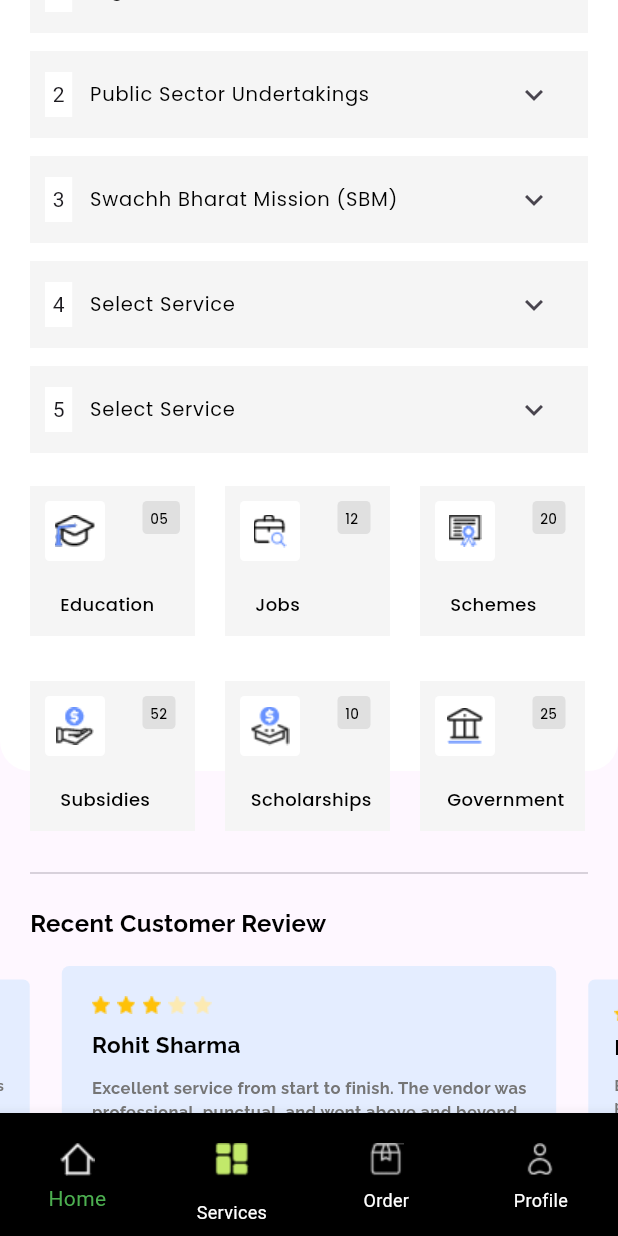
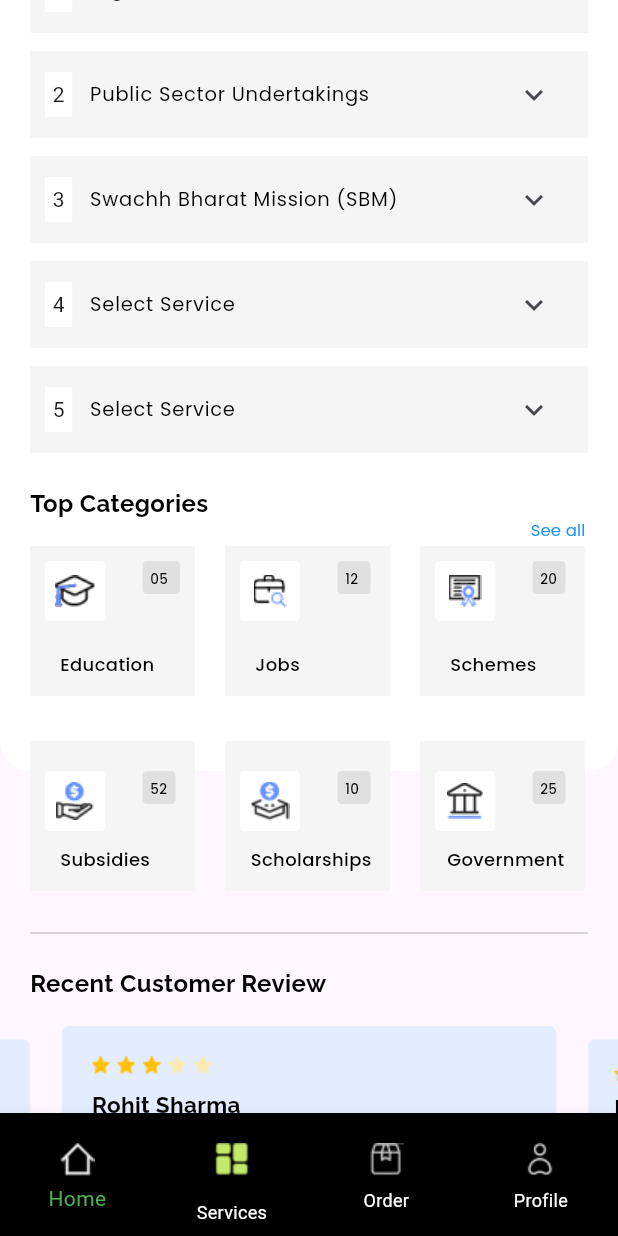
Before and after one commit to KewalramaniDev/ex3flutter, a Flutter app: the Services screen opened directly, scrolled down 576 dp, on a phone screen of 412 x 824 dp. Run offline on Flutter 3.47's test engine with Material 3 defaults, Android fonts, the phone set to English and light mode, and no system bars; drawn by our look-alikes of carousel_slider; our stand-ins replace dotted_line, flutter_otp_text_field; missing offline and left inert: dart:ffi.

Commit message:
First Commit

```diff
--- a/lib/Services.dart
+++ b/lib/Services.dart
@@ -389,44 +389,83 @@ class _ServicesState extends State<Services> {
         )
 
       ),
+
       Container(
-        margin: const EdgeInsets.fromLTRB(20,900,20,0),
+          margin: const EdgeInsets.fromLTRB(20,900, 35, 20),
+          child: Text(
+            'Top Categories',
+            style: TextStyle(color: Colors.black,
+                // fontStyle: FontStyle.Raleway,
+                fontWeight: FontWeight.bold,
+                fontFamily:'Raleway',
+                fontSize: 16.0),
+          )
+
+      ),
+      Container(
+          margin: const EdgeInsets.fromLTRB(340,905,0, 20),
+          child: TextButton(
+            child: Text(
+              "See all",
+              style: TextStyle(fontSize: 11,fontWeight: FontWeight.w400,
+                fontFamily:'Poppins',),
+
+            ),
+            onPressed: () {
+              Navigator.push(
+                  context,
+                  MaterialPageRoute(builder: (context) =>  SignUpPage()));
+            },
+            style: TextButton.styleFrom(
+              foregroundColor: Colors.blue,
+            ),
+          ),
+
+      ),
+
+
+
+
+
+
+      Container(
+        margin: const EdgeInsets.fromLTRB(20,940,20,0),
         color: Colors.grey[100],
         height: 100,
         width: 110,
       ),
       Container(
-        margin: const EdgeInsets.fromLTRB(20,1030,20,0),
+        margin: const EdgeInsets.fromLTRB(20,1070,20,0),
         color: Colors.grey[100],
         height: 100,
         width: 110,
       ),
       Container(
-        margin: const EdgeInsets.fromLTRB(150,900,20,0),
+        margin: const EdgeInsets.fromLTRB(150,940,20,0),
         color: Colors.grey[100],
         height: 100,
         width: 110,
       ),
       Container(
-        margin: const EdgeInsets.fromLTRB(150,1030,20,0),
+        margin: const EdgeInsets.fromLTRB(150,1070,20,0),
         color: Colors.grey[100],
         height: 100,
         width: 110,
       ),
       Container(
-        margin: const EdgeInsets.fromLTRB(280,900,20,0),
+        margin: const EdgeInsets.fromLTRB(280,940,20,0),
         color: Colors.grey[100],
         height: 100,
         width: 110,
       ),
       Container(
-        margin: const EdgeInsets.fromLTRB(280,1030,20,0),
+        margin: const EdgeInsets.fromLTRB(280,1070,20,0),
         color: Colors.grey[100],
         height: 100,
         width: 110,
       ),
       Container(
-          margin: const EdgeInsets.fromLTRB(40,970, 35, 20),
+          margin: const EdgeInsets.fromLTRB(40,1010, 35, 20),
           child: Text(
             'Education',
             style: TextStyle(color: Colors.black,
@@ -438,7 +477,7 @@ class _ServicesState extends State<Services> {
 
       ),
       Container(
-          margin: const EdgeInsets.fromLTRB(170,970, 35, 20),
+          margin: const EdgeInsets.fromLTRB(170,1010, 35, 20),
           child: Text(
             'Jobs',
             style: TextStyle(color: Colors.black,
@@ -450,7 +489,7 @@ class _ServicesState extends State<Services> {
 
       ),
       Container(
-          margin: const EdgeInsets.fromLTRB(300,970, 35, 20),
+          margin: const EdgeInsets.fromLTRB(300,1010, 35, 20),
           child: Text(
             'Schemes',
             style: TextStyle(color: Colors.black,
@@ -462,7 +501,7 @@ class _ServicesState extends State<Services> {
 
       ),
       Container(
-          margin: const EdgeInsets.fromLTRB(40,1100, 35, 20),
+          margin: const EdgeInsets.fromLTRB(40,1140, 35, 20),
           child: Text(
             'Subsidies',
             style: TextStyle(color: Colors.black,
@@ -474,7 +513,7 @@ class _ServicesState extends State<Services> {
 
       ),
       Container(
-          margin: const EdgeInsets.fromLTRB(167,1100, 35, 20),
+          margin: const EdgeInsets.fromLTRB(167,1140, 35, 20),
           child: Text(
             'Scholarships',
             style: TextStyle(color: Colors.black,
@@ -486,7 +525,7 @@ class _ServicesState extends State<Services> {
 
       ),
       Container(
-          margin: const EdgeInsets.fromLTRB(298,1100, 35, 20),
+          margin: const EdgeInsets.fromLTRB(298,1140, 35, 20),
           child: Text(
             'Government',
             style: TextStyle(color: Colors.black,
@@ -499,7 +538,7 @@ class _ServicesState extends State<Services> {
       ),
 
       Container(
-          margin: const EdgeInsets.fromLTRB(95,910,0,0),
+          margin: const EdgeInsets.fromLTRB(95,950,0,0),
           height: 22,
           width: 25,
           decoration: BoxDecoration(
@@ -514,7 +553,7 @@ class _ServicesState extends State<Services> {
               fontSize: 9.0),)
       ),
       Container(
-          margin: const EdgeInsets.fromLTRB(225,910,0,0),
+          margin: const EdgeInsets.fromLTRB(225,950,0,0),
 
 
           height: 22,
@@ -531,7 +570,7 @@ class _ServicesState extends State<Services> {
               fontSize: 9.0),)
       ),
       Container(
-          margin: const EdgeInsets.fromLTRB(355,910,0,0),
+          margin: const EdgeInsets.fromLTRB(355,950,0,0),
 
 
           height: 22,
@@ -548,7 +587,7 @@ class _ServicesState extends State<Services> {
               fontSize: 9.0),)
       ),
       Container(
-          margin: const EdgeInsets.fromLTRB(95,1040,0,0),
+          margin: const EdgeInsets.fromLTRB(95,1090,0,0),
 
 
           height: 22,
@@ -565,7 +604,7 @@ class _ServicesState extends State<Services> {
               fontSize: 9.0),)
       ),
       Container(
-          margin: const EdgeInsets.fromLTRB(225,1040,0,0),
+          margin: const EdgeInsets.fromLTRB(225,1090,0,0),
 
 
           height: 22,
@@ -582,7 +621,7 @@ class _ServicesState extends State<Services> {
               fontSize: 9.0),)
       ),
       Container(
-          margin: const EdgeInsets.fromLTRB(355,1040,0,0),
+          margin: const EdgeInsets.fromLTRB(355,1090,0,0),
 
 
           height: 22,
@@ -600,7 +639,7 @@ class _ServicesState extends State<Services> {
       ),
 
       Container(
-          margin: const EdgeInsets.fromLTRB(30,910,0,0),
+          margin: const EdgeInsets.fromLTRB(30,950,0,0),
 
 
           height:40,
@@ -613,7 +652,7 @@ class _ServicesState extends State<Services> {
           child: Image.asset("assets/Cap.png")
       ),
       Container(
-          margin: const EdgeInsets.fromLTRB(160,910,0,0),
+          margin: const EdgeInsets.fromLTRB(160,950,0,0),
 
 
           height:40,
@@ -626,7 +665,7 @@ class _ServicesState extends State<Services> {
           child: Image.asset("assets/Job.png")
       ),
       Container(
-          margin: const EdgeInsets.fromLTRB(290,910,0,0),
+          margin: const EdgeInsets.fromLTRB(290,950,0,0),
 
 
           height:40,
@@ -639,7 +678,7 @@ class _ServicesState extends State<Services> {
           child: Image.asset("assets/Scheme.png")
       ),
       Container(
-          margin: const EdgeInsets.fromLTRB(30,1040,0,0),
+          margin: const EdgeInsets.fromLTRB(30,1090,0,0),
 
 
           height:40,
@@ -652,7 +691,7 @@ class _ServicesState extends State<Services> {
           child: Image.asset("assets/Subsidies.png")
       ),
       Container(
-          margin: const EdgeInsets.fromLTRB(160,1040,0,0),
+          margin: const EdgeInsets.fromLTRB(160,1090,0,0),
 
 
           height:40,
@@ -665,7 +704,7 @@ class _ServicesState extends State<Services> {
           child: Image.asset("assets/Scholarships.png")
       ),
       Container(
-          margin: const EdgeInsets.fromLTRB(290,1040,0,0),
+          margin: const EdgeInsets.fromLTRB(290,1090,0,0),
 
 
           height:40,
@@ -679,11 +718,11 @@ class _ServicesState extends State<Services> {
       ),
 
       Container(
-          margin: const EdgeInsets.fromLTRB(20,1150,20,0),
+          margin: const EdgeInsets.fromLTRB(20,1190,20,0),
           child: Divider()
       ),
       Container(
-          margin: const EdgeInsets.fromLTRB(20,1180, 35, 20),
+          margin: const EdgeInsets.fromLTRB(20,1220, 35, 20),
           child: Text(
             'Recent Customer Review',
             style: TextStyle(color: Colors.black,
@@ -696,7 +735,7 @@ class _ServicesState extends State<Services> {
       ),
       Container(
         height: 140,
-          margin: const EdgeInsets.fromLTRB(0,1220,0,0),
+          margin: const EdgeInsets.fromLTRB(0,1260,0,0),
           child:CarouselSlider(
             items: [
               Container(
@@ -775,7 +814,7 @@ class _ServicesState extends State<Services> {
             ),
           )),
       Container(
-        margin: const EdgeInsets.fromLTRB(0, 1800, 0, 0),
+        margin: const EdgeInsets.fromLTRB(0, 1840, 0, 0),
         color: Colors.blue,
       )
 
--- /dev/null
+++ b/lib/ServicesCategory.dart
@@ -0,0 +1,13 @@
+class Servicescategory extends StatefulWidget {
+  const Servicescategory({super.key});
+
+  @override
+  State<Servicescategory> createState() => _ServicescategoryState();
+}
+
+class _ServicescategoryState extends State<Servicescategory> {
+  @override
+  Widget build(BuildContext context) {
+    return const Placeholder();
+  }
+}
```
